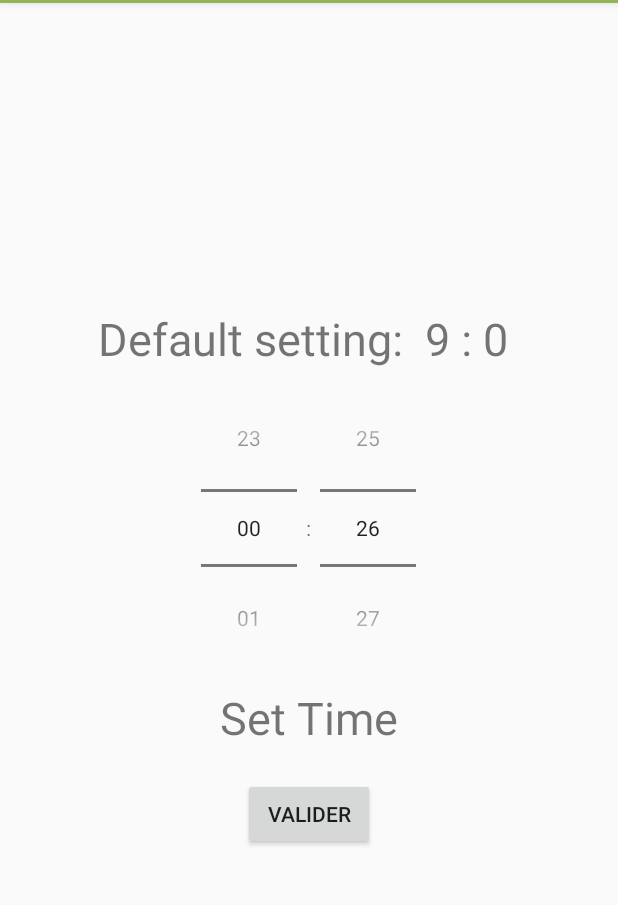
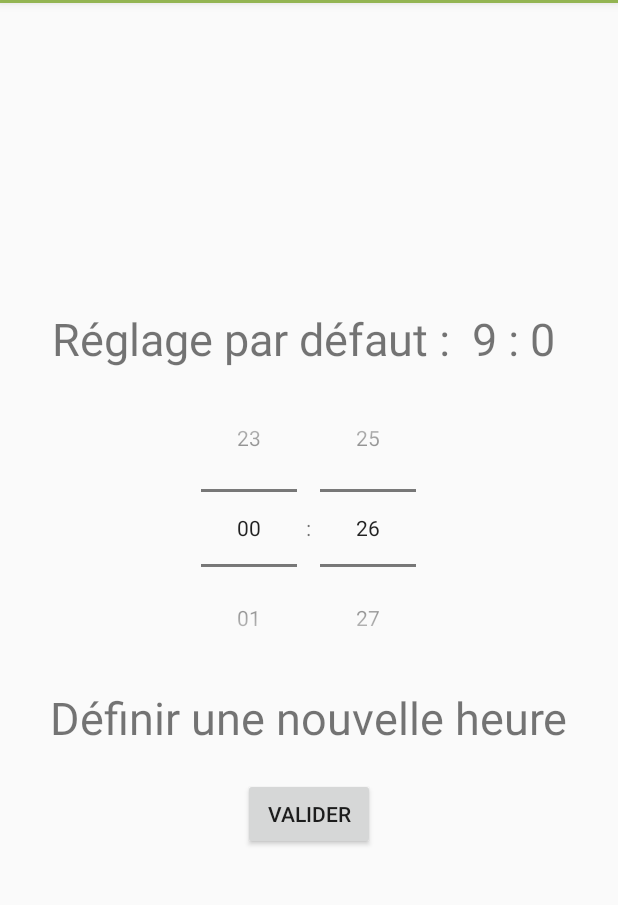
Before and after one commit to CVhp/Foodlog, an Android app: the SettingsActivity screen opened directly, with no data from a screen before it, on a phone screen of 412 x 824 dp, the part 81-986 px from its top. Run offline under Robolectric (Android 15) with nearby library versions, the phone set to English and light mode, and no system bars; our stand-ins replace Room's generated code.

Commit message:
Traduction des paramètres notif

```diff
--- a/app/src/main/java/fr/epf/foodlog/Notif/SettingsActivity.kt
+++ b/app/src/main/java/fr/epf/foodlog/Notif/SettingsActivity.kt
@@ -38,11 +38,11 @@ class SettingsActivity : AppCompatActivity() {
             if (list.size != 0) {
                 heure = list[0].heure
                 min = list[0].min
-                textView2.text = "Time Set: " + " " + heure + " : " + min + " "
+                textView2.text = "Heure définie : " + " " + heure + " : " + min + " "
             } else {
                 heure = 9
                 min = 0
-                textView2.text = "Default setting: " + " " + heure + " : " + min + " "
+                textView2.text = "Réglage par défaut : " + " " + heure + " : " + min + " "
             }
         }
         timePicker.setIs24HourView(true);
@@ -50,7 +50,7 @@ class SettingsActivity : AppCompatActivity() {
             if (textView != null) {
                 heure = hourOfDay
                 min = minute
-                val text = "Time: " + " " + hourOfDay + " : " + minute + " "
+                val text = "Heure choisie: " + " " + hourOfDay + " : " + minute + " "
                 textView.text = text
                 textView.visibility = View.VISIBLE
             }
--- a/app/src/main/res/layout/activity_settings.xml
+++ b/app/src/main/res/layout/activity_settings.xml
@@ -14,7 +14,7 @@
         android:textSize="30sp"
         android:layout_width="wrap_content"
         android:layout_height="wrap_content"
-        android:text="Time set"/>
+        android:text="Réglage par défaut :"/>
 
     <TimePicker
         android:id="@+id/timePicker"
@@ -29,7 +29,7 @@
         android:textSize="30sp"
         android:layout_width="wrap_content"
         android:layout_height="wrap_content"
-        android:text="Set Time"/>
+        android:text="Définir une nouvelle heure"/>
 
     <Button
         android:id="@+id/Button_Valider_settings"
```
